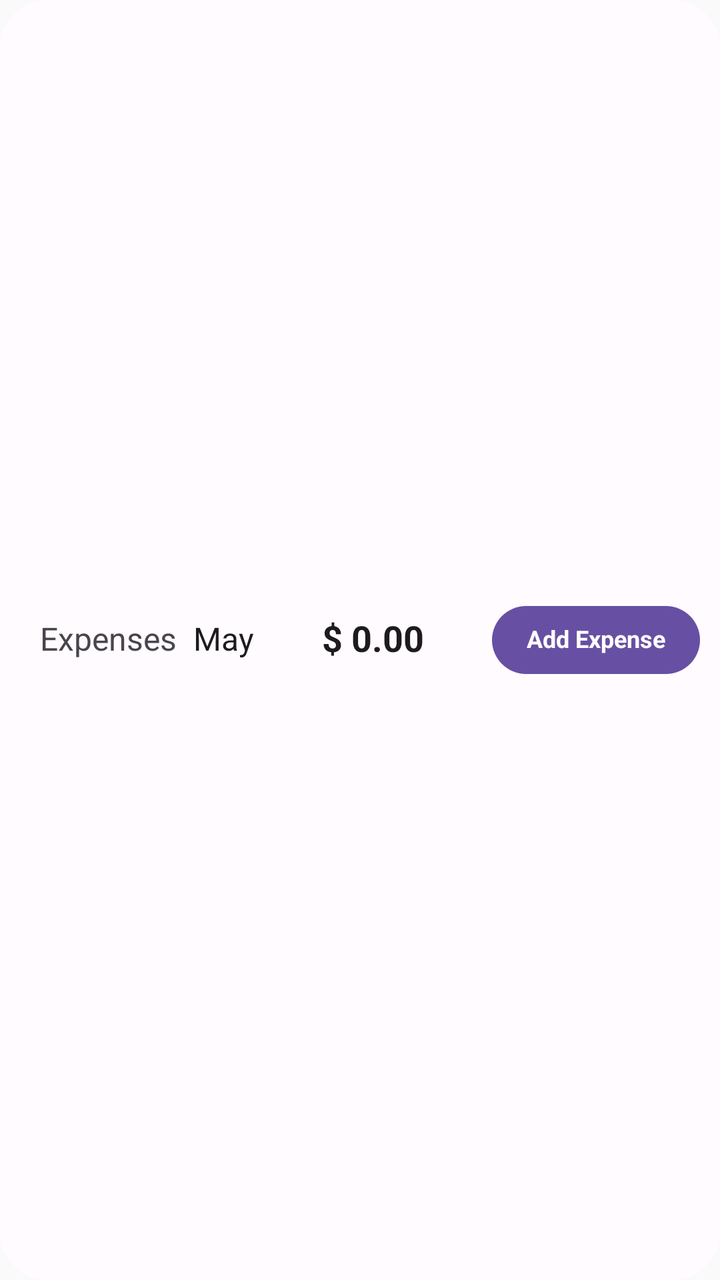
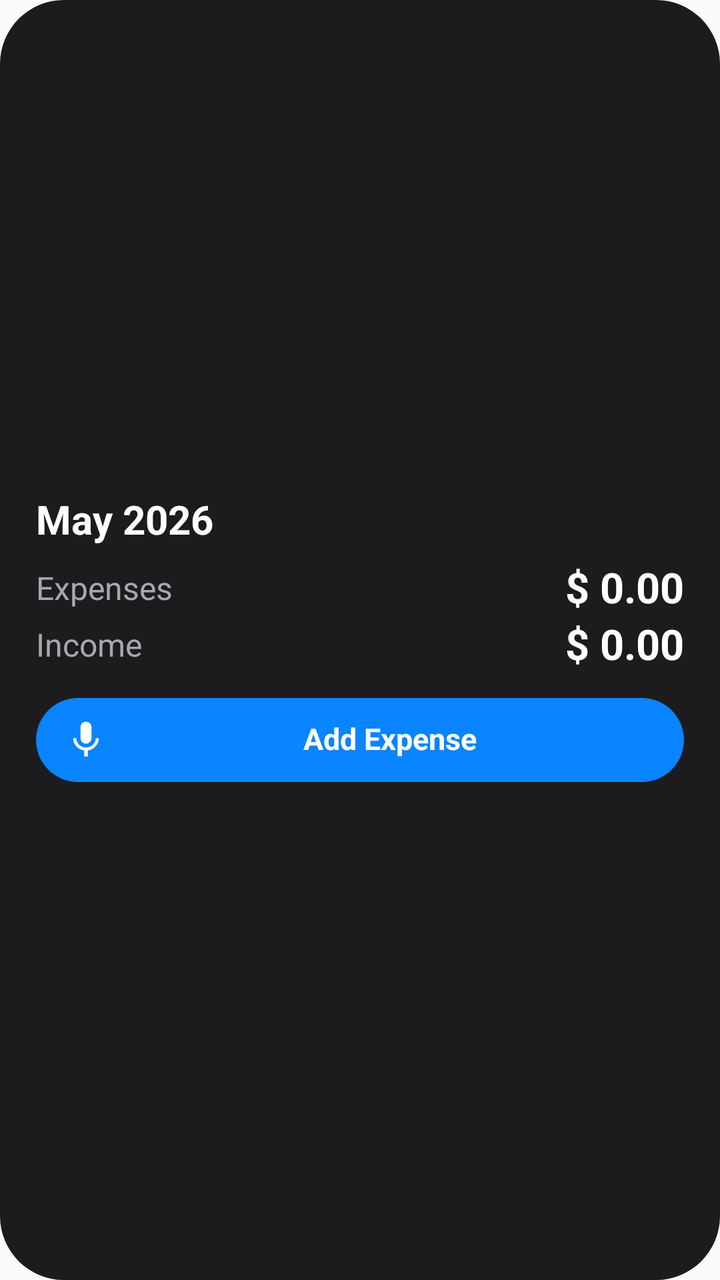

Two renders of the same Android screen: before a commit and after it. Below are the layout's source before the change and the commit's diff.
<!-- AndroidManifest.xml: application theme android:Theme.Material.Light.NoActionBar -->
<!-- res/layout/home_budget_widget_wide.xml -->
<?xml version="1.0" encoding="utf-8"?>
<LinearLayout xmlns:android="http://schemas.android.com/apk/res/android"
    android:id="@+id/widget_root"
    android:layout_width="match_parent"
    android:layout_height="match_parent"
    android:background="@drawable/home_budget_widget_background"
    android:gravity="center_vertical"
    android:orientation="horizontal"
    android:paddingStart="14dp"
    android:paddingTop="8dp"
    android:paddingEnd="10dp"
    android:paddingBottom="8dp">

    <LinearLayout
        android:id="@+id/widget_expenses_row"
        android:layout_width="0dp"
        android:layout_height="wrap_content"
        android:layout_marginStart="6dp"
        android:layout_marginEnd="4dp"
        android:layout_weight="1"
        android:gravity="center_vertical"
        android:orientation="horizontal">

        <TextView
            android:layout_width="wrap_content"
            android:layout_height="wrap_content"
            android:ellipsize="end"
            android:gravity="start"
            android:includeFontPadding="false"
            android:maxLines="1"
            android:paddingEnd="8dp"
            android:text="@string/widget_expenses"
            android:textColor="@color/widget_on_surface_variant"
            android:textSize="16sp" />

        <TextView
            android:id="@+id/widget_month_title"
            android:layout_width="wrap_content"
            android:layout_height="wrap_content"
            android:ellipsize="end"
            android:gravity="end"
            android:includeFontPadding="false"
            android:maxWidth="76dp"
            android:maxLines="1"
            android:text="May"
            android:textColor="@color/widget_on_surface"
            android:textSize="16sp"
            android:textStyle="normal" />

        <TextView
            android:id="@+id/widget_expenses_amount"
            android:layout_width="0dp"
            android:layout_height="wrap_content"
            android:layout_marginStart="4dp"
            android:layout_weight="1"
            android:autoSizeMaxTextSize="18sp"
            android:autoSizeMinTextSize="14sp"
            android:autoSizeStepGranularity="1sp"
            android:autoSizeTextType="uniform"
            android:ellipsize="end"
            android:gravity="center_horizontal"
            android:includeFontPadding="false"
            android:maxLines="1"
            android:text="$ 0.00"
            android:textColor="@color/widget_on_surface"
            android:textSize="18sp"
            android:textStyle="bold" />

    </LinearLayout>

    <TextView
        android:id="@+id/widget_add_expense_button"
        android:layout_width="104dp"
        android:layout_height="34dp"
        android:background="@drawable/home_budget_widget_button_background"
        android:ellipsize="end"
        android:gravity="center"
        android:includeFontPadding="false"
        android:maxLines="1"
        android:paddingStart="8dp"
        android:paddingEnd="8dp"
        android:text="@string/widget_add_expense"
        android:textColor="@color/widget_on_primary"
        android:textSize="12sp"
        android:textStyle="bold" />
</LinearLayout>
<!-- resources referenced by this layout -->
<resources>
  <color name="widget_on_primary">#FFFFFF</color>
  <color name="widget_on_surface">#1D1B20</color>
  <color name="widget_on_surface_variant">#49454F</color>
  <!-- drawable home_budget_widget_background (drawable) -->
  <?xml version="1.0" encoding="utf-8"?>
  <shape xmlns:android="http://schemas.android.com/apk/res/android">
      <solid android:color="@color/widget_surface" />
      <corners android:radius="24dp" />
  </shape>
  <!-- drawable home_budget_widget_button_background (drawable) -->
  <?xml version="1.0" encoding="utf-8"?>
  <shape xmlns:android="http://schemas.android.com/apk/res/android">
      <solid android:color="@color/widget_primary" />
      <corners android:radius="20dp" />
  </shape>
  <string name="widget_add_expense">Add Expense</string>
  <string name="widget_expenses">Expenses</string>
  <color name="widget_surface">#FFFBFE</color>
  <color name="widget_primary">#6750A4</color>
</resources>

<!-- the commit's change to res/layout/home_budget_widget_wide.xml (unified diff, before → after) -->
@@ -3,21 +3,35 @@
     android:id="@+id/widget_root"
     android:layout_width="match_parent"
     android:layout_height="match_parent"
-    android:background="@drawable/home_budget_widget_background"
+    android:background="@drawable/home_budget_widget_medium_background"
     android:gravity="center_vertical"
-    android:orientation="horizontal"
-    android:paddingStart="14dp"
-    android:paddingTop="8dp"
-    android:paddingEnd="10dp"
-    android:paddingBottom="8dp">
+    android:orientation="vertical"
+    android:paddingLeft="18dp"
+    android:paddingTop="14dp"
+    android:paddingRight="18dp"
+    android:paddingBottom="14dp">
+
+    <TextView
+        android:id="@+id/widget_month_title"
+        android:layout_width="match_parent"
+        android:layout_height="wrap_content"
+        android:autoSizeMaxTextSize="20sp"
+        android:autoSizeMinTextSize="15sp"
+        android:autoSizeStepGranularity="1sp"
+        android:autoSizeTextType="uniform"
+        android:ellipsize="end"
+        android:includeFontPadding="false"
+        android:maxLines="1"
+        android:text="May 2026"
+        android:textColor="@color/widget_on_surface"
+        android:textSize="20sp"
+        android:textStyle="bold" />
 
     <LinearLayout
         android:id="@+id/widget_expenses_row"
-        android:layout_width="0dp"
+        android:layout_width="match_parent"
         android:layout_height="wrap_content"
-        android:layout_marginStart="6dp"
-        android:layout_marginEnd="4dp"
-        android:layout_weight="1"
+        android:layout_marginTop="10dp"
         android:gravity="center_vertical"
         android:orientation="horizontal">
 
@@ -25,62 +39,90 @@
             android:layout_width="wrap_content"
             android:layout_height="wrap_content"
             android:ellipsize="end"
-            android:gravity="start"
             android:includeFontPadding="false"
             android:maxLines="1"
-            android:paddingEnd="8dp"
             android:text="@string/widget_expenses"
             android:textColor="@color/widget_on_surface_variant"
             android:textSize="16sp" />
 
         <TextView
-            android:id="@+id/widget_month_title"
-            android:layout_width="wrap_content"
-            android:layout_height="wrap_content"
-            android:ellipsize="end"
-            android:gravity="end"
-            android:includeFontPadding="false"
-            android:maxWidth="76dp"
-            android:maxLines="1"
-            android:text="May"
-            android:textColor="@color/widget_on_surface"
-            android:textSize="16sp"
-            android:textStyle="normal" />
-
-        <TextView
             android:id="@+id/widget_expenses_amount"
             android:layout_width="0dp"
             android:layout_height="wrap_content"
-            android:layout_marginStart="4dp"
+            android:layout_marginStart="12dp"
             android:layout_weight="1"
-            android:autoSizeMaxTextSize="18sp"
+            android:autoSizeMaxTextSize="21sp"
             android:autoSizeMinTextSize="14sp"
             android:autoSizeStepGranularity="1sp"
             android:autoSizeTextType="uniform"
             android:ellipsize="end"
-            android:gravity="center_horizontal"
+            android:gravity="end"
             android:includeFontPadding="false"
             android:maxLines="1"
             android:text="$ 0.00"
             android:textColor="@color/widget_on_surface"
-            android:textSize="18sp"
+            android:textSize="21sp"
             android:textStyle="bold" />
+    </LinearLayout>
 
+    <LinearLayout
+        android:id="@+id/widget_income_row"
+        android:layout_width="match_parent"
+        android:layout_height="wrap_content"
+        android:layout_marginTop="4dp"
+        android:gravity="center_vertical"
+        android:orientation="horizontal">
+
+        <TextView
+            android:layout_width="wrap_content"
+            android:layout_height="wrap_content"
+            android:ellipsize="end"
+            android:includeFontPadding="false"
+            android:maxLines="1"
+            android:text="@string/widget_income"
+            android:textColor="@color/widget_on_surface_variant"
+            android:textSize="16sp" />
+
+        <TextView
+            android:id="@+id/widget_income_amount"
+            android:layout_width="0dp"
+            android:layout_height="wrap_content"
+            android:layout_marginStart="12dp"
+            android:layout_weight="1"
+            android:autoSizeMaxTextSize="21sp"
+            android:autoSizeMinTextSize="14sp"
+            android:autoSizeStepGranularity="1sp"
+            android:autoSizeTextType="uniform"
+            android:ellipsize="end"
+            android:gravity="end"
+            android:includeFontPadding="false"
+            android:maxLines="1"
+            android:text="$ 0.00"
+            android:textColor="@color/widget_on_surface"
+            android:textSize="21sp"
+            android:textStyle="bold" />
     </LinearLayout>
 
     <TextView
         android:id="@+id/widget_add_expense_button"
-        android:layout_width="104dp"
-        android:layout_height="34dp"
-        android:background="@drawable/home_budget_widget_button_background"
+        android:layout_width="match_parent"
+        android:layout_height="42dp"
+        android:layout_marginTop="14dp"
+        android:autoSizeMaxTextSize="15sp"
+        android:autoSizeMinTextSize="12sp"
+        android:autoSizeStepGranularity="1sp"
+        android:autoSizeTextType="uniform"
+        android:background="@drawable/home_budget_widget_medium_button_background"
+        android:drawableStart="@drawable/home_budget_widget_mic"
+        android:drawablePadding="8dp"
         android:ellipsize="end"
         android:gravity="center"
         android:includeFontPadding="false"
         android:maxLines="1"
-        android:paddingStart="8dp"
-        android:paddingEnd="8dp"
+        android:paddingStart="14dp"
+        android:paddingEnd="14dp"
         android:text="@string/widget_add_expense"
         android:textColor="@color/widget_on_primary"
-        android:textSize="12sp"
+        android:textSize="15sp"
         android:textStyle="bold" />
 </LinearLayout>
<!-- resource entries referenced after the edit -->
@@ -1,23 +1,35 @@
 <!-- resources referenced by this layout -->
 <resources>
   <color name="widget_on_primary">#FFFFFF</color>
-  <color name="widget_on_surface">#1D1B20</color>
-  <color name="widget_on_surface_variant">#49454F</color>
-  <!-- drawable home_budget_widget_background (drawable) -->
+  <color name="widget_on_surface">#FFFFFF</color>
+  <color name="widget_on_surface_variant">#A7A7AD</color>
+  <!-- drawable home_budget_widget_medium_background (drawable) -->
   <?xml version="1.0" encoding="utf-8"?>
   <shape xmlns:android="http://schemas.android.com/apk/res/android">
       <solid android:color="@color/widget_surface" />
-      <corners android:radius="24dp" />
+      <corners android:radius="32dp" />
   </shape>
-  <!-- drawable home_budget_widget_button_background (drawable) -->
+  <!-- drawable home_budget_widget_medium_button_background (drawable) -->
   <?xml version="1.0" encoding="utf-8"?>
   <shape xmlns:android="http://schemas.android.com/apk/res/android">
       <solid android:color="@color/widget_primary" />
-      <corners android:radius="20dp" />
+      <corners android:radius="28dp" />
   </shape>
+  <!-- drawable home_budget_widget_mic (drawable) -->
+  <?xml version="1.0" encoding="utf-8"?>
+  <vector xmlns:android="http://schemas.android.com/apk/res/android"
+      android:width="22dp"
+      android:height="22dp"
+      android:viewportWidth="24"
+      android:viewportHeight="24">
+      <path
+          android:fillColor="#FFFFFFFF"
+          android:pathData="M12,14c1.66,0 3,-1.34 3,-3V5c0,-1.66 -1.34,-3 -3,-3S9,3.34 9,5v6c0,1.66 1.34,3 3,3zM17.3,11c0,3 -2.54,5.1 -5.3,5.1S6.7,14 6.7,11H5c0,3.41 2.72,6.23 6,6.72V21h2v-3.28c3.28,-0.49 6,-3.31 6,-6.72h-1.7z" />
+  </vector>
   <string name="widget_add_expense">Add Expense</string>
   <string name="widget_expenses">Expenses</string>
-  <color name="widget_surface">#FFFBFE</color>
-  <color name="widget_primary">#6750A4</color>
+  <string name="widget_income">Income</string>
+  <color name="widget_surface">#1C1C1E</color>
+  <color name="widget_primary">#0A84FF</color>
 </resources>
 
